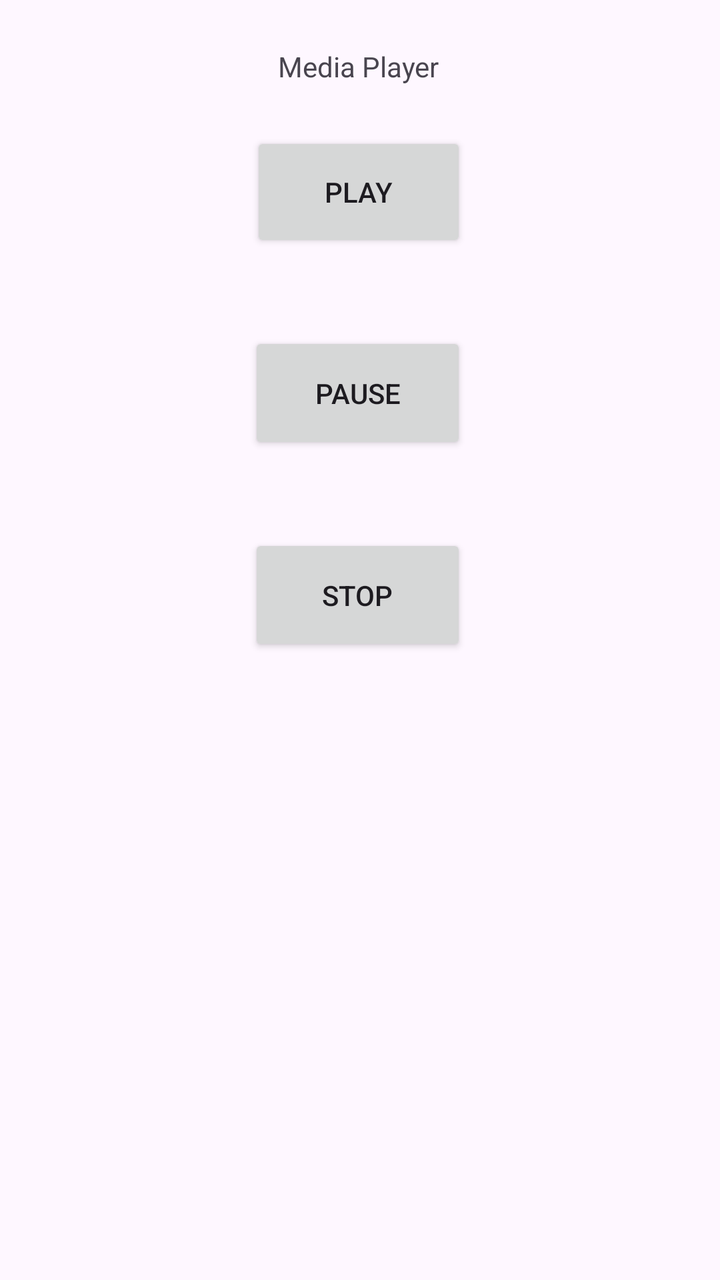
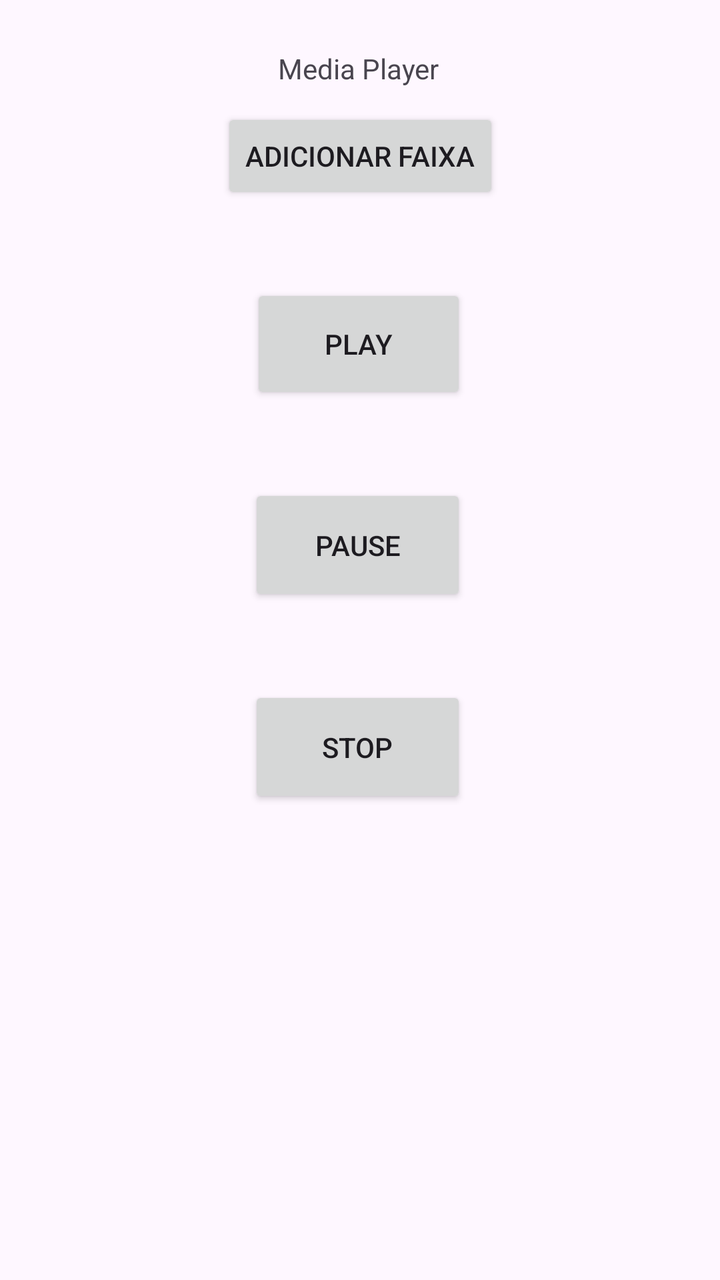

Screens rendered from an Android XML layout before and after an edit, with the pre-edit source and the edit as a unified diff.
<!-- AndroidManifest.xml: application theme Theme.AudioServiceAula -->
<!-- res/layout/activity_main.xml -->
<?xml version="1.0" encoding="utf-8"?>
<androidx.constraintlayout.widget.ConstraintLayout xmlns:android="http://schemas.android.com/apk/res/android"
    xmlns:app="http://schemas.android.com/apk/res-auto"
    xmlns:tools="http://schemas.android.com/tools"
    android:id="@+id/main"
    android:layout_width="match_parent"
    android:layout_height="match_parent"
    tools:context=".MainActivity">

    <TextView
        android:id="@+id/textView"
        android:layout_width="wrap_content"
        android:layout_height="wrap_content"
        android:text="Media Player"
        app:layout_constraintBottom_toTopOf="@+id/btnPlay"
        app:layout_constraintEnd_toEndOf="parent"
        app:layout_constraintHorizontal_bias="0.498"
        app:layout_constraintStart_toStartOf="parent"
        app:layout_constraintTop_toTopOf="parent" />

    <Button
        android:id="@+id/btnPlay"
        android:layout_width="108dp"
        android:layout_height="60dp"
        android:layout_marginBottom="40dp"
        android:text="Play"
        app:layout_constraintBottom_toTopOf="@+id/btnPause"
        app:layout_constraintEnd_toEndOf="parent"
        app:layout_constraintHorizontal_bias="0.498"
        app:layout_constraintStart_toStartOf="parent" />

    <Button
        android:id="@+id/btnPause"
        android:layout_width="109dp"
        android:layout_height="61dp"
        android:layout_marginBottom="40dp"
        android:text="Pause"
        app:layout_constraintBottom_toTopOf="@+id/btnStop"
        app:layout_constraintEnd_toEndOf="parent"
        app:layout_constraintHorizontal_bias="0.496"
        app:layout_constraintStart_toStartOf="parent" />

    <Button
        android:id="@+id/btnStop"
        android:layout_width="109dp"
        android:layout_height="61dp"
        android:layout_marginBottom="312dp"
        android:text="Stop"
        app:layout_constraintBottom_toBottomOf="parent"
        app:layout_constraintEnd_toEndOf="parent"
        app:layout_constraintHorizontal_bias="0.496"
        app:layout_constraintStart_toStartOf="parent" />

</androidx.constraintlayout.widget.ConstraintLayout>
<!-- resources referenced by this layout -->
<resources>
  <style name="Theme.AudioServiceAula" parent="Base.Theme.AudioServiceAula" />
  <style name="Base.Theme.AudioServiceAula" parent="Theme.Material3.DayNight.NoActionBar">
          
          
      </style>
</resources>

<!-- the commit's change to res/layout/activity_main.xml (unified diff, before → after) -->
@@ -12,11 +12,22 @@
         android:layout_width="wrap_content"
         android:layout_height="wrap_content"
         android:text="Media Player"
-        app:layout_constraintBottom_toTopOf="@+id/btnPlay"
+        app:layout_constraintBottom_toTopOf="@+id/btnAddTrack"
         app:layout_constraintEnd_toEndOf="parent"
         app:layout_constraintHorizontal_bias="0.498"
         app:layout_constraintStart_toStartOf="parent"
-        app:layout_constraintTop_toTopOf="parent" />
+        app:layout_constraintTop_toTopOf="parent"
+        app:layout_constraintVertical_bias="0.704" />
+
+    <Button
+        android:id="@+id/btnAddTrack"
+        android:layout_width="wrap_content"
+        android:layout_height="wrap_content"
+        android:layout_marginBottom="40dp"
+        android:text="Adicionar Faixa"
+        app:layout_constraintBottom_toTopOf="@+id/btnPlay"
+        app:layout_constraintEnd_toEndOf="parent"
+        app:layout_constraintStart_toStartOf="parent" />
 
     <Button
         android:id="@+id/btnPlay"
@@ -44,7 +55,7 @@
         android:id="@+id/btnStop"
         android:layout_width="109dp"
         android:layout_height="61dp"
-        android:layout_marginBottom="312dp"
+        android:layout_marginBottom="236dp"
         android:text="Stop"
         app:layout_constraintBottom_toBottomOf="parent"
         app:layout_constraintEnd_toEndOf="parent"
